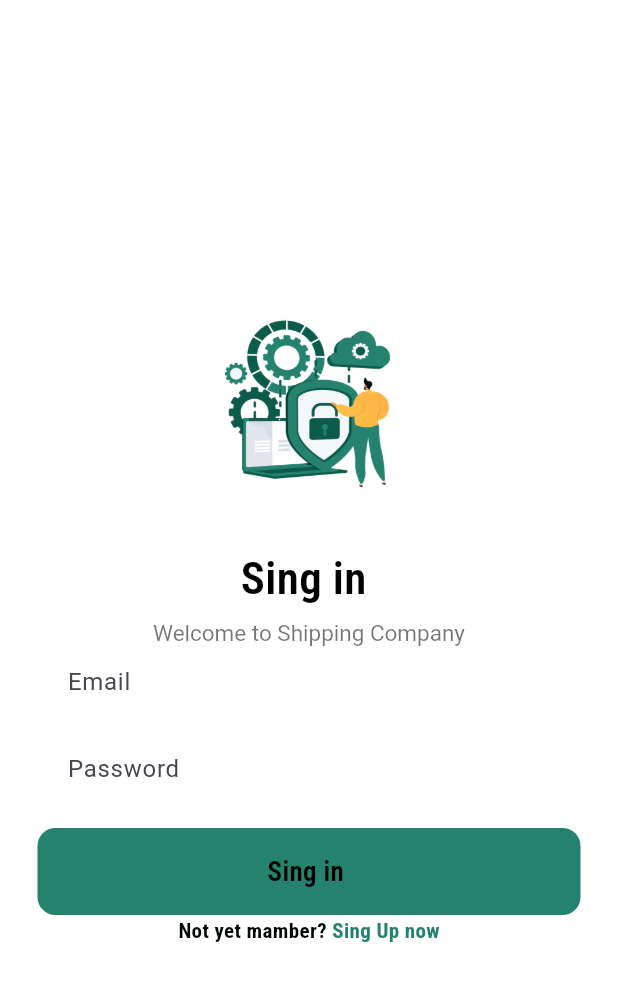
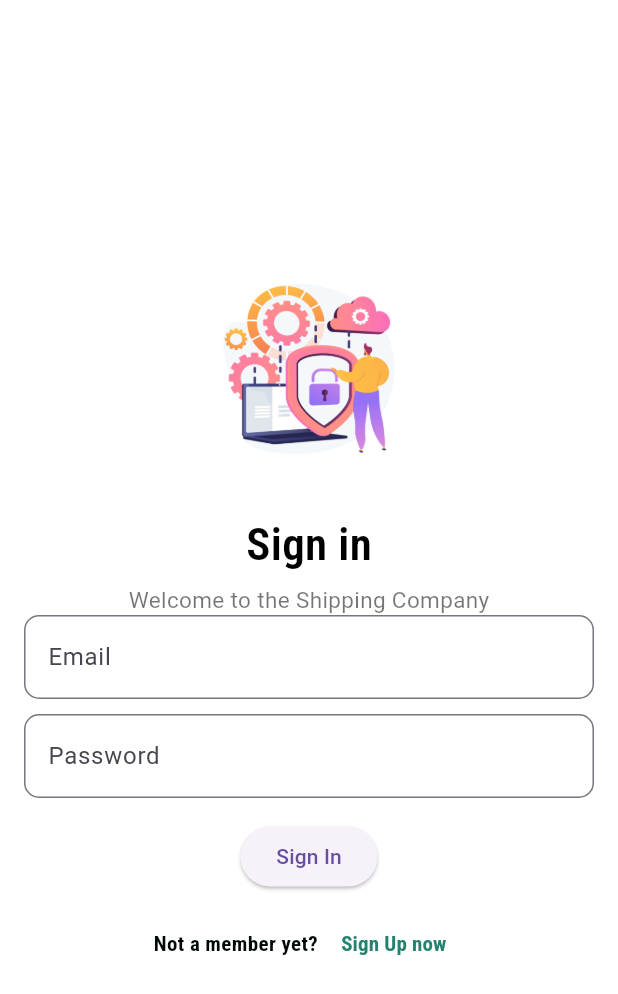
Before and after one commit to doniaalmawi/don, a Flutter app: the screen it shows after launch, on a phone screen of 412 x 824 dp. Shown: the top 994 px of the screen. Run offline on Flutter 3.47's test engine with Material 3 defaults, Android fonts, the phone set to English and light mode, and no system bars; our stand-ins replace firebase_core, google_fonts; accounts and stored records are empty.

Commit message:
second commit

```diff
--- a/lib/loginscreen.dart
+++ b/lib/loginscreen.dart
@@ -1,32 +1,37 @@
 import 'package:flutter/material.dart';
 import 'package:google_fonts/google_fonts.dart';
 
-class loginn extends StatefulWidget {
-  const loginn({super.key});
+class LoginScreen extends StatefulWidget {
+  const LoginScreen({Key? key}) : super(key: key);
 
   @override
-  State<loginn> createState() => _loginnState();
+  State<LoginScreen> createState() => _LoginScreenState();
 }
 
-class _loginnState extends State<loginn> {
+class _LoginScreenState extends State<LoginScreen> {
+  TextEditingController emailController = TextEditingController();
+
   @override
   Widget build(BuildContext context) {
     return Scaffold(
       backgroundColor: Colors.white,
+      resizeToAvoidBottomInset: true,
       body: SafeArea(
         child: Center(
+          child: SingleChildScrollView(
+            padding: EdgeInsets.all(16.0),
             child: Column(
               mainAxisAlignment: MainAxisAlignment.center,
               children: [
                 // image
                 Image.asset(
-                'assest/loginp.png',
+                  'assest/login.jpg',
                   height: 150,
                 ),
                 SizedBox(height: 20),
-              //title
+                // title
                 Text(
-                'Sing in ',
+                  'Sign in',
                   style: GoogleFonts.robotoCondensed(
                     color: Colors.black,
                     fontWeight: FontWeight.w600,
@@ -34,91 +39,83 @@ class _loginnState extends State<loginn> {
                   ),
                 ),
                 SizedBox(height: 5),
-              //subtitle
+                // subtitle
                 Text(
-                'Welcome to Shipping Company',
-                style: Theme.of(context).textTheme.headline6?.copyWith(
+                  'Welcome to the Shipping Company',
+                  style: GoogleFonts.roboto(
                     color: Colors.black54,
                     fontSize: 15,
                   ),
                 ),
 
-              //email textfiled
-              Padding(
-                padding: const EdgeInsets.symmetric(horizontal: 25),
-                child: Container(
-                  decoration: BoxDecoration(
-                      color: Colors.white,
-                      borderRadius: BorderRadius.circular(12)),
-                  child: Padding(
-                    padding: const EdgeInsets.symmetric(horizontal: 20),
-                    child: TextField(
+                // email text field
+                TextFormField(
+                  controller: emailController,
+                  keyboardType: TextInputType.emailAddress,
                   decoration: InputDecoration(
-                        border: InputBorder.none,
-                        hintText: 'Email',
+                    hintText: "Email",
+                    border: OutlineInputBorder(
+                      borderRadius: BorderRadius.circular(10.0),
+                      borderSide: BorderSide(
+                        color: Color.fromARGB(255, 184, 184, 184),
                       ),
                     ),
                   ),
-                ),
+                  validator: (value) {
+                    if (value!.isEmpty) {
+                      return "Email is required";
+                    }
+                    return null;
+                  },
                 ),
                 SizedBox(height: 10),
-              //pass
-              Padding(
-                padding: const EdgeInsets.symmetric(horizontal: 25),
-                child: Container(
-                  decoration: BoxDecoration(
-                      color: Colors.white,
-                      borderRadius: BorderRadius.circular(12)),
-                  child: Padding(
-                    padding: const EdgeInsets.symmetric(horizontal: 20),
-                    child: TextField(
+                // password text field
+                TextFormField(
                   obscureText: true,
                   decoration: InputDecoration(
-                        border: InputBorder.none,
-                        hintText: 'Password',
+                    hintText: "Password",
+                    border: OutlineInputBorder(
+                      borderRadius: BorderRadius.circular(10.0),
+                      borderSide: BorderSide(
+                        color: Color.fromARGB(255, 184, 184, 184),
                       ),
                     ),
                   ),
-                ),
+                  validator: (value) {
+                    if (value!.isEmpty) {
+                      return "Password is required";
+                    }
+                    return null;
+                  },
                 ),
                 SizedBox(height: 15),
-              //sing in
-              Padding(
-                padding: const EdgeInsets.symmetric(horizontal: 25),
-                child: Container(
-                  padding: EdgeInsets.all(16),
-                  decoration: BoxDecoration(
-                    color: Color.fromARGB(255, 36, 130, 111),
-                    borderRadius: BorderRadius.circular(12),
+                // sign in button
+                ElevatedButton(
+                  onPressed: () {
+                    // Add your login logic here
+                  },
+                  child: Text('Sign In'),
                 ),
-                  child: Center(
-                      child: Text(
-                    'Sing in ',
-                    style: GoogleFonts.robotoCondensed(
-                      color: Colors.black,
-                      fontWeight: FontWeight.w600,
-                      fontSize: 18,
-                    ),
-                  )),
-                ),
-              ),
-              //text:singup
+                SizedBox(height: 10),
+                // text: sign up
                 Row(
                   mainAxisAlignment: MainAxisAlignment.center,
                   children: [
                     Text(
-                    'Not yet mamber? ',
+                      'Not a member yet? ',
                       style: GoogleFonts.robotoCondensed(
                         color: Color.fromARGB(255, 0, 9, 7),
                         fontWeight: FontWeight.bold,
                       ),
-                    textAlign: TextAlign.left,
                     ),
-                  Text(
-                    'Sing Up now',
+                    TextButton(
+                      onPressed: () {},
+                      child: Text(
+                        'Sign Up now',
                         style: GoogleFonts.robotoCondensed(
                           color: Color.fromARGB(255, 36, 130, 111),
                           fontWeight: FontWeight.bold,
+                        ),
                       ),
                     ),
                   ],
@@ -127,6 +124,7 @@ class _loginnState extends State<loginn> {
             ),
           ),
         ),
+      ),
     );
   }
 }
--- a/lib/main.dart
+++ b/lib/main.dart
@@ -24,7 +24,7 @@ class MyApp extends StatelessWidget {
       theme: ThemeData(
         scaffoldBackgroundColor: Colors.white,
       ),
-      home: const loginn(),
+      home: const LoginScreen(),
     );
   }
 }
```
Lines whose indentation alone changed are shown as unchanged.
